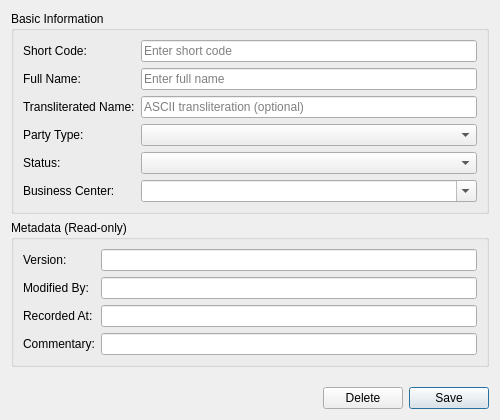
OreStudio/OreStudio, file projects/ores.qt/ui/CounterpartyDetailDialog.ui: the form before one commit.
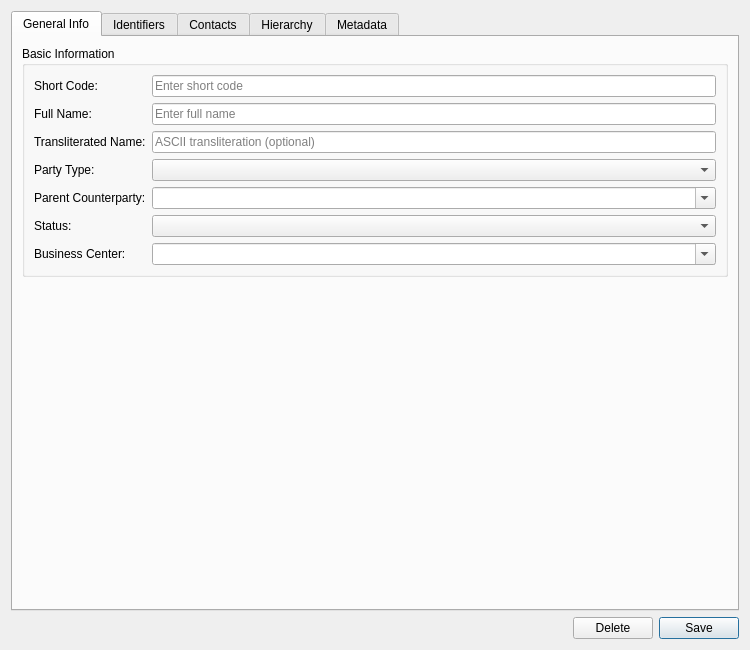
The form after the commit.

Commit message:
[qt] Add tabbed counterparty detail dialog with sub-entity management
Add backend counterparty_id filtering for identifier and contact
repositories, services, and protocols. Implement tabbed Qt dialog
with General Info, Identifiers, Contacts, Hierarchy, and Metadata
tabs. Identifier tab uses party_id_scheme combo box. Contact tab
shows flag icons with address detail dialog on double-click.
Bump protocol version to 34.1.

Diff of the .ui file:
```diff
--- a/projects/ores.qt/ui/CounterpartyDetailDialog.ui
+++ b/projects/ores.qt/ui/CounterpartyDetailDialog.ui
@@ -6,8 +6,8 @@
    <rect>
     <x>0</x>
     <y>0</y>
-    <width>500</width>
-    <height>420</height>
+    <width>750</width>
+    <height>650</height>
    </rect>
   </property>
   <property name="sizePolicy">
@@ -18,8 +18,8 @@
   </property>
   <property name="minimumSize">
    <size>
-    <width>450</width>
-    <height>0</height>
+    <width>700</width>
+    <height>600</height>
    </size>
   </property>
   <property name="windowTitle">
@@ -27,6 +27,16 @@
   </property>
   <layout class="QVBoxLayout" name="verticalLayout">
    <item>
+    <widget class="QTabWidget" name="tabWidget">
+     <property name="currentIndex">
+      <number>0</number>
+     </property>
+     <widget class="QWidget" name="generalInfoTab">
+      <attribute name="title">
+       <string>General Info</string>
+      </attribute>
+      <layout class="QVBoxLayout" name="generalInfoLayout">
+       <item>
     <widget class="QGroupBox" name="basicInfoGroup">
      <property name="title">
       <string>Basic Information</string>
@@ -85,23 +95,37 @@
        <widget class="QComboBox" name="partyTypeCombo"/>
       </item>
       <item row="4" column="0">
+           <widget class="QLabel" name="label_parentCounterpartyEdit">
+            <property name="text">
+             <string>Parent Counterparty:</string>
+            </property>
+           </widget>
+          </item>
+          <item row="4" column="1">
+           <widget class="QComboBox" name="parentCounterpartyCombo">
+            <property name="editable">
+             <bool>true</bool>
+            </property>
+           </widget>
+          </item>
+          <item row="5" column="0">
        <widget class="QLabel" name="label_statusEdit">
         <property name="text">
          <string>Status:</string>
         </property>
        </widget>
       </item>
-      <item row="4" column="1">
+          <item row="5" column="1">
        <widget class="QComboBox" name="statusCombo"/>
       </item>
-      <item row="5" column="0">
+          <item row="6" column="0">
        <widget class="QLabel" name="label_businessCenterEdit">
         <property name="text">
          <string>Business Center:</string>
         </property>
        </widget>
       </item>
-      <item row="5" column="1">
+          <item row="6" column="1">
        <widget class="QComboBox" name="businessCenterCombo">
         <property name="editable">
          <bool>true</bool>
@@ -112,9 +136,47 @@
     </widget>
    </item>
    <item>
+        <spacer name="generalInfoSpacer">
+         <property name="orientation">
+          <enum>Qt::Vertical</enum>
+         </property>
+         <property name="sizeHint" stdset="0">
+          <size>
+           <width>20</width>
+           <height>40</height>
+          </size>
+         </property>
+        </spacer>
+       </item>
+      </layout>
+     </widget>
+     <widget class="QWidget" name="identifiersTab">
+      <attribute name="title">
+       <string>Identifiers</string>
+      </attribute>
+      <layout class="QVBoxLayout" name="identifiersLayout"/>
+     </widget>
+     <widget class="QWidget" name="contactsTab">
+      <attribute name="title">
+       <string>Contacts</string>
+      </attribute>
+      <layout class="QVBoxLayout" name="contactsLayout"/>
+     </widget>
+     <widget class="QWidget" name="hierarchyTab">
+      <attribute name="title">
+       <string>Hierarchy</string>
+      </attribute>
+      <layout class="QVBoxLayout" name="hierarchyLayout"/>
+     </widget>
+     <widget class="QWidget" name="metadataTab">
+      <attribute name="title">
+       <string>Metadata</string>
+      </attribute>
+      <layout class="QVBoxLayout" name="metadataTabLayout">
+       <item>
     <widget class="QGroupBox" name="metadataGroup">
      <property name="title">
-      <string>Metadata (Read-only)</string>
+          <string>Record Metadata (Read-only)</string>
      </property>
      <layout class="QFormLayout" name="formLayout_2">
       <item row="0" column="0">
@@ -177,7 +239,7 @@
     </widget>
    </item>
    <item>
-    <spacer name="verticalSpacer">
+        <spacer name="metadataSpacer">
      <property name="orientation">
       <enum>Qt::Vertical</enum>
      </property>
@@ -188,6 +250,10 @@
       </size>
      </property>
     </spacer>
+       </item>
+      </layout>
+     </widget>
+    </widget>
    </item>
    <item>
     <layout class="QHBoxLayout" name="buttonLayout">
```
Lines whose indentation alone changed are shown as unchanged. The commit also changes 19 other files.
